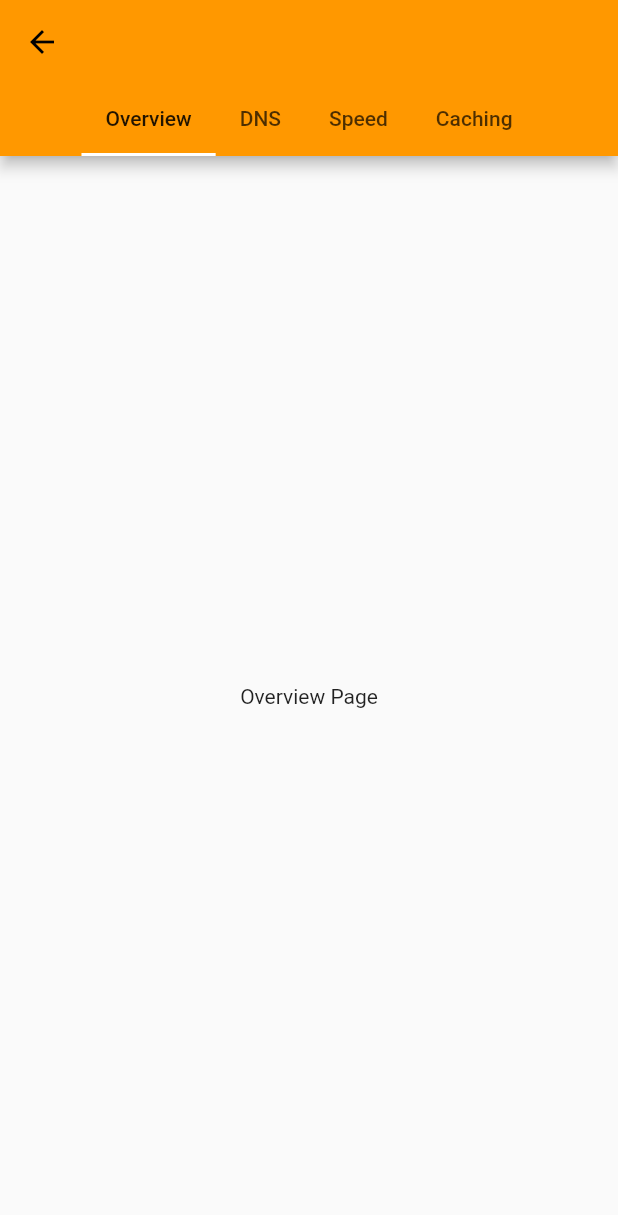
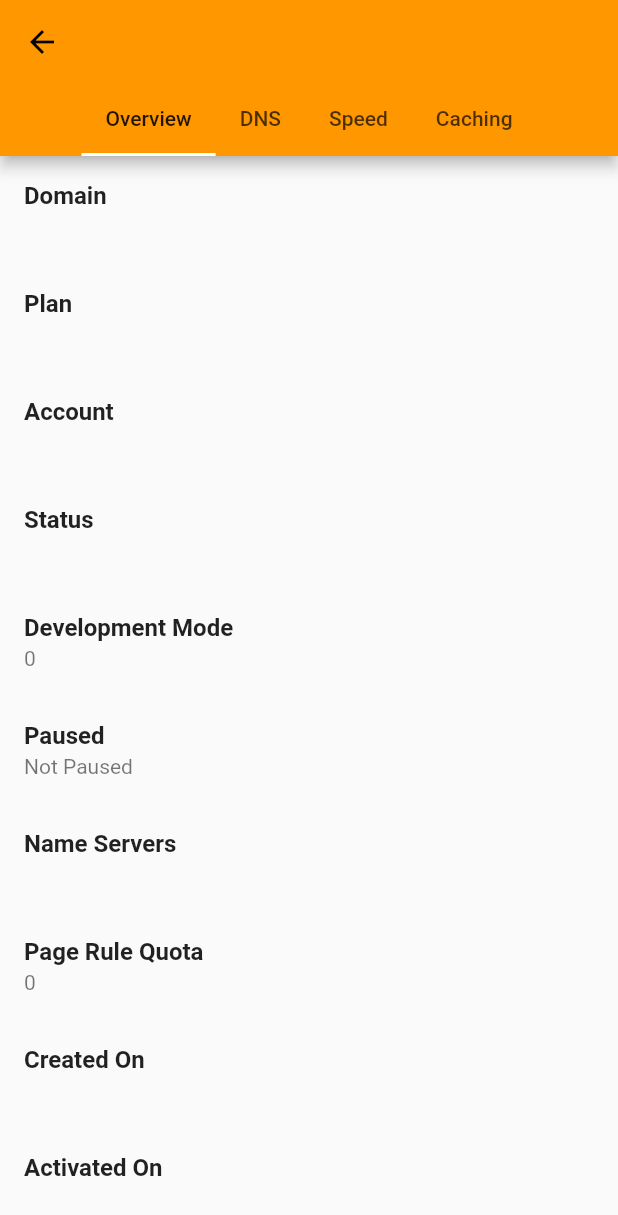
Before and after one commit to mucahitnezir/cloudflare-mobile, a Flutter app: the WebsiteMainView screen opened directly with empty values, on a phone screen of 412 x 824 dp. Shown: the top 1215 px of the screen. Run offline on Flutter 3.47's test engine with Material 2 defaults, Android fonts, the phone set to English and light mode, and no system bars; our stand-ins replace dio, lottie, shared_preferences; accounts and stored records are empty.

Commit message:
Create website overview page

```diff
--- a/lib/business/views/website/website_main_view.dart
+++ b/lib/business/views/website/website_main_view.dart
@@ -1,6 +1,8 @@
 import 'package:flutter/material.dart';
 
 import 'package:cloudflare_mobile/business/models/zone.dart';
+
+import 'website_overview_view.dart';
 
 class WebsiteMainView extends StatefulWidget {
   final Zone zone;
@@ -13,10 +15,11 @@ class WebsiteMainView extends StatefulWidget {
 
 class _WebsiteMainViewState extends State<WebsiteMainView> with TickerProviderStateMixin {
   late final TabController _tabController;
+
   late final tabs = [
     {
       'title': 'Overview',
-      'widget': const Center(child: Text('Overview Page')),
+      'widget': WebsiteOverviewView(zone: widget.zone),
     },
     {
       'title': 'DNS',
--- /dev/null
+++ b/lib/business/views/website/website_overview_view.dart
@@ -0,0 +1,46 @@
+import 'package:flutter/material.dart';
+
+import 'package:cloudflare_mobile/business/models/zone.dart';
+
+class WebsiteOverviewView extends StatefulWidget {
+  final Zone zone;
+
+  const WebsiteOverviewView({Key? key, required this.zone}) : super(key: key);
+
+  @override
+  State<WebsiteOverviewView> createState() => _WebsiteOverviewViewState();
+}
+
+class _WebsiteOverviewViewState extends State<WebsiteOverviewView> {
+  @override
+  Widget build(BuildContext context) {
+    return Scaffold(
+      body: ListView(
+        children: [
+          _buildListItem('Domain', widget.zone.name),
+          _buildListItem('Plan', widget.zone.plan?.name),
+          _buildListItem('Account', widget.zone.account?.name),
+          _buildListItem('Status', widget.zone.status),
+          _buildListItem('Development Mode', widget.zone.developmentMode!.toString()),
+          _buildListItem('Paused', widget.zone.paused! ? 'Paused' : 'Not Paused'),
+          _buildListItem('Name Servers', widget.zone.nameServers!.join('\n')),
+          _buildListItem('Page Rule Quota', widget.zone.meta?.pageRuleQuota.toString()),
+          _buildListItem('Created On', widget.zone.createdOn),
+          _buildListItem('Activated On', widget.zone.activatedOn),
+          _buildListItem('Zone Id', widget.zone.id),
+          _buildListItem('Account Id', widget.zone.account?.id),
+        ],
+      ),
+    );
+  }
+
+  ListTile _buildListItem(String label, String? value) {
+    return ListTile(
+      title: Text(
+        label,
+        style: const TextStyle(fontWeight: FontWeight.bold),
+      ),
+      subtitle: Text(value ?? '-'),
+    );
+  }
+}
```
